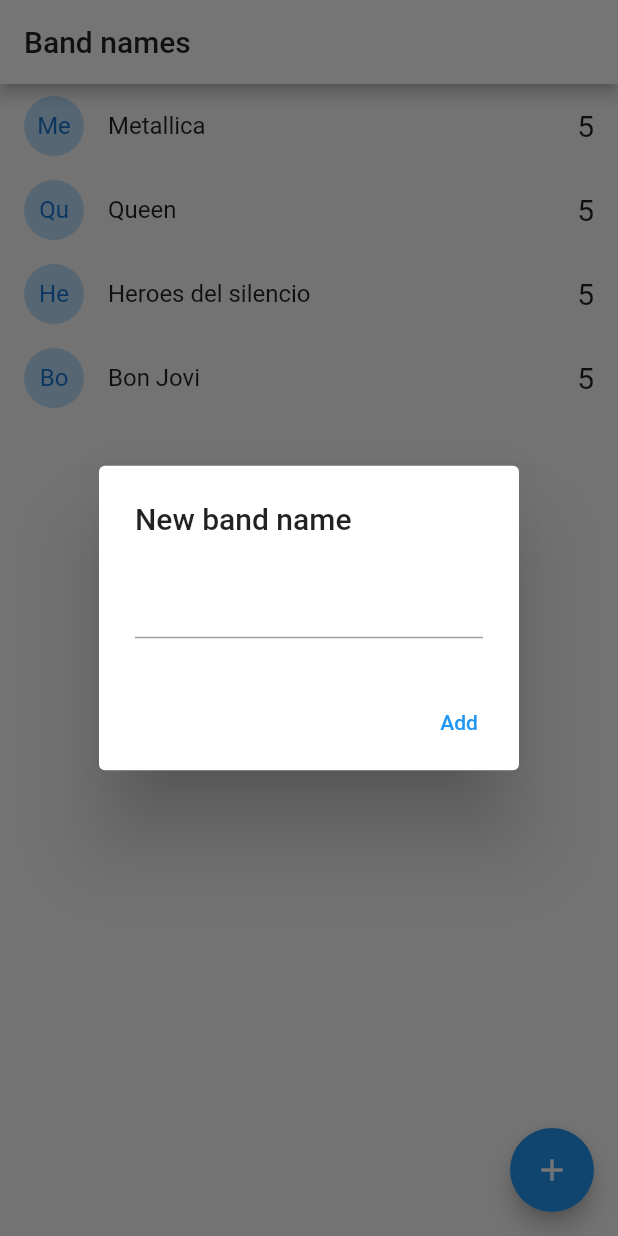
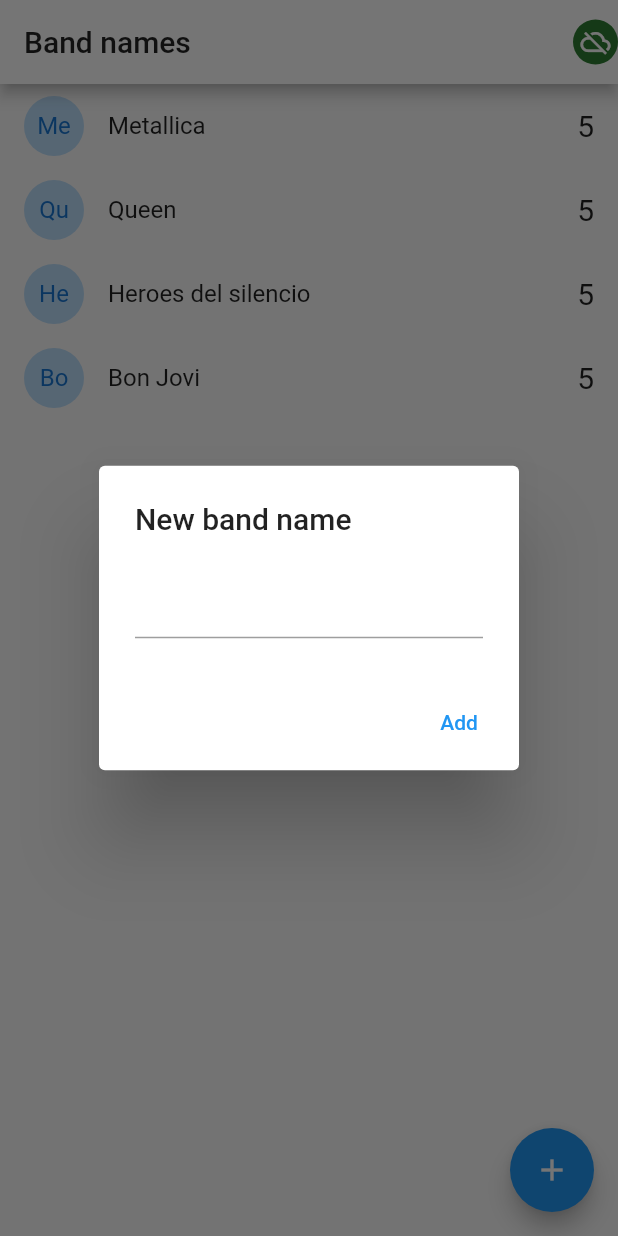
Before and after one commit to saulrmzlpz/band_names_app, a Flutter app: the screen it shows after launch, after a tap on the "add" icon, on a phone screen of 412 x 824 dp. Run offline on Flutter 3.47's test engine with Material 2 defaults, Android fonts, the phone set to English and light mode, and no system bars; our stand-ins replace socket_io_client; network calls fail.

Commit message:
Fin de la clase 32

```diff
--- a/lib/main.dart
+++ b/lib/main.dart
@@ -1,5 +1,8 @@
 import 'package:band_names_app/screens/home_screen.dart';
+import 'package:band_names_app/screens/status_screen.dart';
+import 'package:band_names_app/services/socket_service.dart';
 import 'package:flutter/material.dart';
+import 'package:provider/provider.dart';
 
 void main() => runApp(const MyApp());
 
@@ -8,13 +11,19 @@
 
   @override
   Widget build(BuildContext context) {
-    return MaterialApp(
+    return MultiProvider(
+      providers: [
+        ChangeNotifierProvider(create: (_) => SocketService(), lazy: false),
+      ],
+      child: MaterialApp(
         debugShowCheckedModeBanner: false,
         title: 'Material App',
         initialRoute: 'home',
         routes: {
           'home': (_) => const HomeScreen(),
+          'status': (_) => const StatusScreen(),
         },
+      ),
     );
   }
 }
--- a/lib/screens/home_screen.dart
+++ b/lib/screens/home_screen.dart
@@ -1,9 +1,13 @@
+// ignore_for_file: unnecessary_const
+
 import 'dart:developer';
 import 'dart:io';
 
 import 'package:band_names_app/models/band.dart';
+import 'package:band_names_app/services/socket_service.dart';
 import 'package:flutter/cupertino.dart';
 import 'package:flutter/material.dart';
+import 'package:provider/provider.dart';
 
 class HomeScreen extends StatefulWidget {
   const HomeScreen({Key? key}) : super(key: key);
@@ -22,6 +26,8 @@
 
   @override
   Widget build(BuildContext context) {
+    final socketService = Provider.of<SocketService>(context);
+
     return Scaffold(
       appBar: AppBar(
         title: const Text(
@@ -29,6 +35,17 @@
           style: TextStyle(color: Colors.black87),
         ),
         backgroundColor: Colors.white,
+        actions: [
+          CircleAvatar(
+            radius: 15,
+            foregroundColor: Colors.white,
+            backgroundColor: socketService.serverStatus == ServerStatus.offline ? Colors.red : Colors.green[800],
+            child: Icon(
+              socketService.serverStatus == ServerStatus.online ? Icons.cloud_done : Icons.cloud_off,
+              size: 20,
+            ),
+          )
+        ],
       ),
       body: ListView.builder(
         itemCount: bands.length,
@@ -97,7 +114,20 @@
 
   @override
   Widget build(BuildContext context) {
-    return ListTile(
+    return Dismissible(
+      key: Key(band.id),
+      direction: DismissDirection.startToEnd,
+      onDismissed: (direction) {},
+      background: Container(
+        padding: const EdgeInsets.only(left: 10),
+        alignment: Alignment.centerLeft,
+        color: Colors.red,
+        child: const Text(
+          'Delete Band',
+          style: const TextStyle(color: Colors.white),
+        ),
+      ),
+      child: ListTile(
         leading: CircleAvatar(
           backgroundColor: Colors.blue[100],
           child: Text(band.name.substring(0, 2)),
@@ -105,6 +135,7 @@
         title: Text(band.name),
         trailing: Text('${band.votes}', style: const TextStyle(fontSize: 20)),
         onTap: () => log(band.name),
+      ),
     );
   }
 }
--- /dev/null
+++ b/lib/services/socket_service.dart
@@ -0,0 +1,43 @@
+import 'dart:developer';
+
+import 'package:flutter/material.dart';
+
+import 'package:socket_io_client/socket_io_client.dart' as io;
+
+enum ServerStatus { online, offline, connecting }
+
+class SocketService extends ChangeNotifier {
+  ServerStatus _serverStatus = ServerStatus.connecting;
+  io.Socket? _socket;
+
+  ServerStatus get serverStatus => _serverStatus;
+  io.Socket? get socket => _socket;
+  void get emit => _socket?.emit;
+
+  SocketService() {
+    _initConfig();
+  }
+
+  void _initConfig() {
+    // Dart client
+    _socket = io.io('http://localhost:3000', {
+      'transports': ['websocket'],
+      'autoConnect': true
+    });
+
+    _socket?.onConnect((_) {
+      log('connect');
+      _serverStatus = ServerStatus.online;
+      notifyListeners();
+    });
+
+    _socket?.onDisconnect((_) {
+      log('disconnect');
+      _serverStatus = ServerStatus.offline;
+      notifyListeners();
+    });
+    // socket.on('nuevo-mensaje', (payload) {
+    //   log(payload['nombre']);
+    // });
+  }
+}
```
Also changed, not shown: lib/screens/status_screen.dart (added, +29 -0 lines), pubspec.yaml (+4 -17 lines), pubspec.lock, 2 other files. Lines whose indentation alone changed are shown as unchanged.
